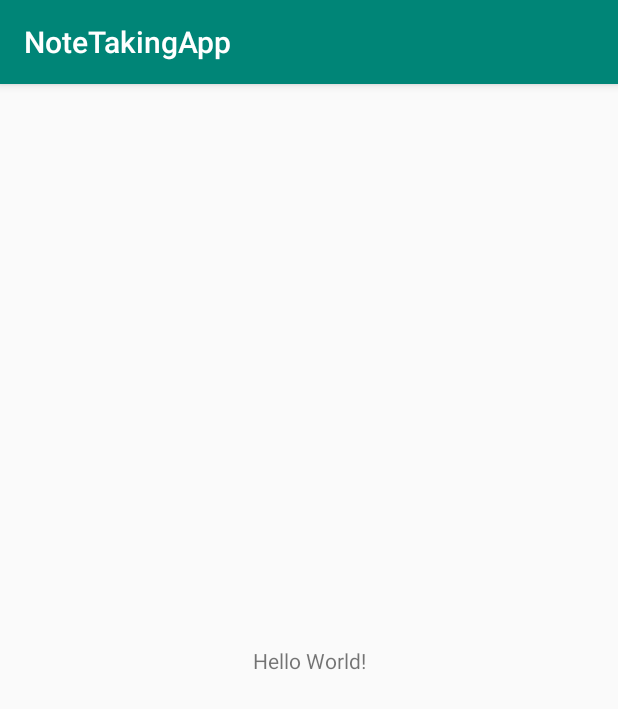
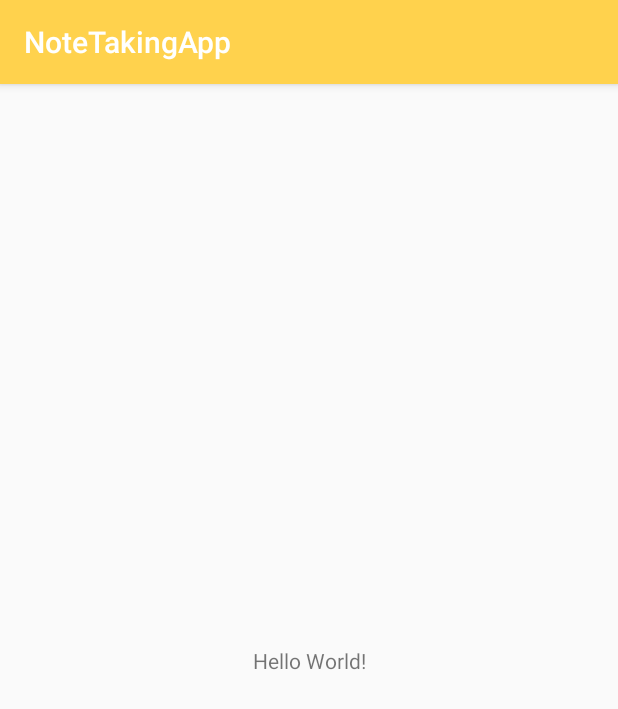
Before and after one commit to shirajsayed13/NoteTakingApp, an Android app: the screen it shows after launch (MainActivity), on a phone screen of 412 x 824 dp. Shown: the top 709 px of the screen. Run offline under Robolectric (Android 15) with nearby library versions, the phone set to English and light mode, and no system bars.

Commit message:
Add drawables and values

```diff
--- a/app/build.gradle
+++ b/app/build.gradle
@@ -1,4 +1,5 @@
 apply plugin: 'com.android.application'
+apply plugin: "de.mannodermaus.android-junit5"
 
 android {
     compileSdkVersion 29
--- a/app/src/main/res/values/colors.xml
+++ b/app/src/main/res/values/colors.xml
@@ -1,6 +1,14 @@
 <?xml version="1.0" encoding="utf-8"?>
 <resources>
-    <color name="colorPrimary">#008577</color>
-    <color name="colorPrimaryDark">#00574B</color>
-    <color name="colorAccent">#D81B60</color>
+    <color name="colorPrimary">#ffd24d</color>
+    <color name="colorPrimaryDark">#e6ac00</color>
+    <color name="colorAccent">#d9d9d9</color>
+
+    <color name="lightYellow">#ffffb3</color>
+    <color name="mediumYellow">#ffdf80</color>
+    <color name="darkYellow">#ffd24d</color>
+    <color name="lightGrey">#d9d9d9</color>
+    <color name="darkGrey">#a2a2a2</color>
+    <color name="black">#000</color>
+    <color name="white">#fff</color>
 </resources>
--- a/app/src/main/res/values/strings.xml
+++ b/app/src/main/res/values/strings.xml
@@ -1,3 +1,5 @@
 <resources>
     <string name="app_name">NoteTakingApp</string>
+    <string name="intent_note">intent_note</string>
+    <string name="error_intent_note">ERROR: Can\'t display note properties Close the app and try again</string>
 </resources>
--- a/app/src/main/res/values/styles.xml
+++ b/app/src/main/res/values/styles.xml
@@ -6,6 +6,7 @@
         <item name="colorPrimary">@color/colorPrimary</item>
         <item name="colorPrimaryDark">@color/colorPrimaryDark</item>
         <item name="colorAccent">@color/colorAccent</item>
+        <item name="android:statusBarColor">@color/darkGrey</item>
     </style>
 
 </resources>
```
Also changed, not shown: app/src/main/res/drawable/ic_add_black_24dp.xml (added, +9 -0 lines), app/src/main/res/drawable/ic_arrow_back_black_24dp.xml (added, +9 -0 lines), app/src/main/res/drawable/ic_check_black_24dp.xml (added, +10 -0 lines).
